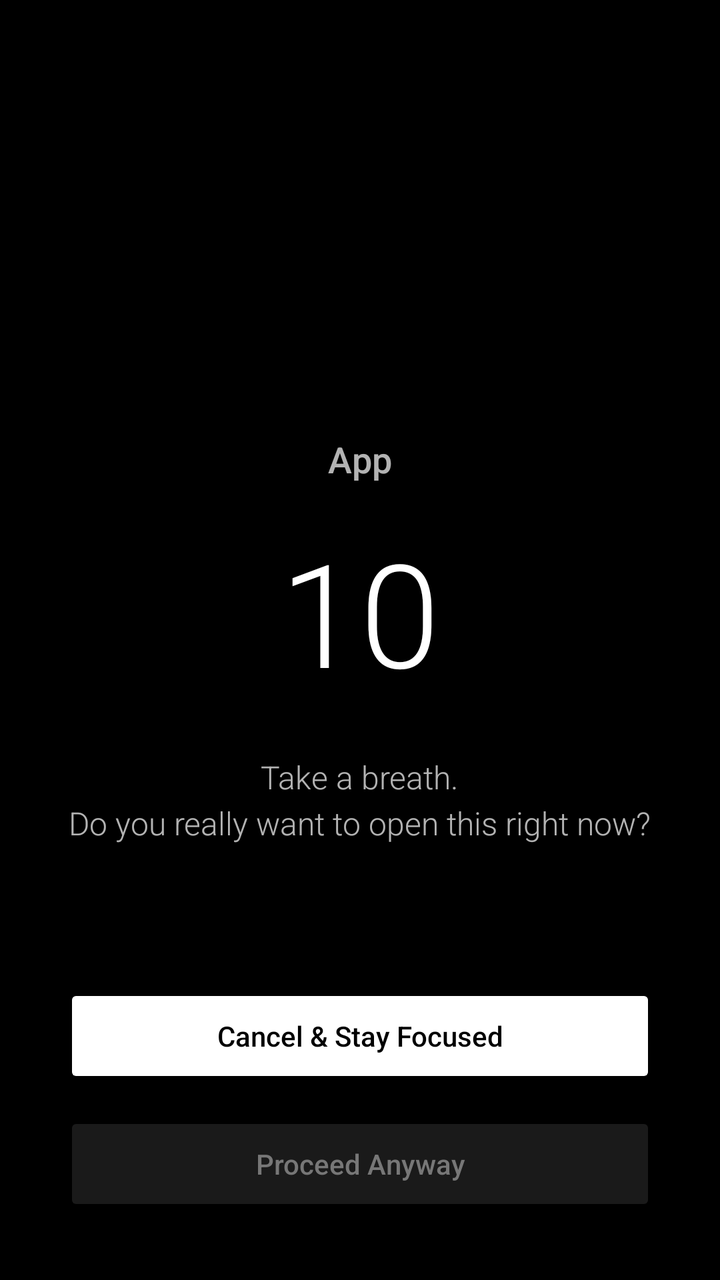
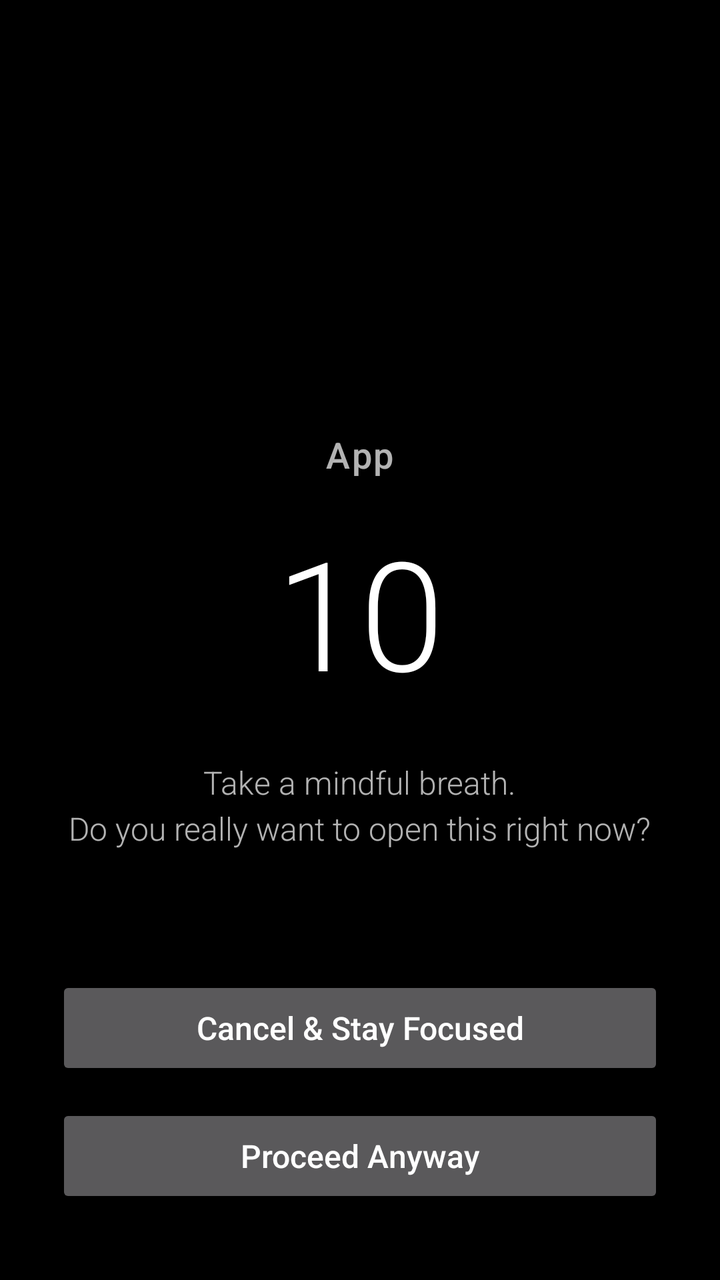

Screens rendered from an Android XML layout before and after an edit, with the pre-edit source and the edit as a unified diff.
<!-- AndroidManifest.xml: activity theme Theme.FocusLauncher -->
<!-- res/layout/activity_mindful_delay.xml -->
<?xml version="1.0" encoding="utf-8"?>
<RelativeLayout xmlns:android="http://schemas.android.com/apk/res/android"
    android:layout_width="match_parent"
    android:layout_height="match_parent"
    android:background="@color/black"
    android:fitsSystemWindows="true"
    android:padding="32dp">

    <LinearLayout
        android:layout_width="match_parent"
        android:layout_height="wrap_content"
        android:layout_centerInParent="true"
        android:orientation="vertical"
        android:gravity="center">

        <TextView
            android:id="@+id/mindful_target_app"
            android:layout_width="wrap_content"
            android:layout_height="wrap_content"
            android:text="App"
            android:textColor="@color/white_translucent"
            android:textSize="18sp"
            android:fontFamily="sans-serif-medium"
            android:layout_marginBottom="16dp" />

        <TextView
            android:id="@+id/mindful_countdown"
            android:layout_width="wrap_content"
            android:layout_height="wrap_content"
            android:text="10"
            android:textColor="@color/white"
            android:textSize="72sp"
            android:fontFamily="sans-serif-light"
            android:layout_marginBottom="24dp" />

        <TextView
            android:layout_width="wrap_content"
            android:layout_height="wrap_content"
            android:text="Take a breath.\nDo you really want to open this right now?"
            android:textColor="@color/white_translucent"
            android:textSize="16sp"
            android:gravity="center"
            android:lineSpacingExtra="4dp"
            android:fontFamily="sans-serif-light" />
    </LinearLayout>

    <LinearLayout
        android:layout_width="match_parent"
        android:layout_height="wrap_content"
        android:layout_alignParentBottom="true"
        android:orientation="vertical">

        <Button
            android:id="@+id/btn_cancel_focus"
            android:layout_width="match_parent"
            android:layout_height="52dp"
            android:text="Cancel &amp; Stay Focused"
            android:textColor="@color/black"
            android:backgroundTint="@color/white"
            android:fontFamily="sans-serif-medium"
            android:textAllCaps="false"
            android:layout_marginBottom="12dp" />

        <Button
            android:id="@+id/btn_proceed"
            android:layout_width="match_parent"
            android:layout_height="52dp"
            android:text="Proceed Anyway"
            android:textColor="@color/gray_muted"
            android:backgroundTint="@color/gray_dark"
            android:fontFamily="sans-serif-medium"
            android:textAllCaps="false"
            android:enabled="false" />
    </LinearLayout>

</RelativeLayout>
<!-- resources referenced by this layout -->
<resources>
  <color name="black">#000000</color>
  <color name="gray_dark">#1A1A1A</color>
  <color name="gray_muted">#777777</color>
  <color name="white">#FFFFFF</color>
  <color name="white_translucent">#B3FFFFFF</color>
  <style name="Theme.FocusLauncher" parent="Theme.AppCompat.NoActionBar">
          <item name="android:windowBackground">@color/black</item>
          <item name="android:colorBackground">@color/black</item>
          <item name="android:statusBarColor">@color/black</item>
          <item name="android:navigationBarColor">@color/black</item>
          <item name="android:windowLightStatusBar">false</item>
          <item name="android:windowLightNavigationBar">false</item>
          <item name="android:textColorPrimary">@color/white</item>
          <item name="android:textColorSecondary">@color/white_translucent</item>
          <item name="android:windowLayoutInDisplayCutoutMode" tools:targetApi="p">shortEdges</item>
          <item name="colorAccent">@color/white</item>
      </style>
</resources>

<!-- the commit's change to res/layout/activity_mindful_delay.xml (unified diff, before → after) -->
@@ -2,9 +2,12 @@
 <RelativeLayout xmlns:android="http://schemas.android.com/apk/res/android"
     android:layout_width="match_parent"
     android:layout_height="match_parent"
-    android:background="@color/black"
+    android:background="?android:attr/colorBackground"
     android:fitsSystemWindows="true"
-    android:padding="32dp">
+    android:paddingStart="28dp"
+    android:paddingEnd="28dp"
+    android:paddingTop="36dp"
+    android:paddingBottom="36dp">
 
     <LinearLayout
         android:layout_width="match_parent"
@@ -18,9 +21,10 @@
             android:layout_width="wrap_content"
             android:layout_height="wrap_content"
             android:text="App"
-            android:textColor="@color/white_translucent"
+            android:textColor="?android:attr/textColorSecondary"
             android:textSize="18sp"
             android:fontFamily="sans-serif-medium"
+            android:letterSpacing="0.05"
             android:layout_marginBottom="16dp" />
 
         <TextView
@@ -28,16 +32,16 @@
             android:layout_width="wrap_content"
             android:layout_height="wrap_content"
             android:text="10"
-            android:textColor="@color/white"
-            android:textSize="72sp"
+            android:textColor="?android:attr/textColorPrimary"
+            android:textSize="76sp"
             android:fontFamily="sans-serif-light"
             android:layout_marginBottom="24dp" />
 
         <TextView
             android:layout_width="wrap_content"
             android:layout_height="wrap_content"
-            android:text="Take a breath.\nDo you really want to open this right now?"
-            android:textColor="@color/white_translucent"
+            android:text="Take a mindful breath.\nDo you really want to open this right now?"
+            android:textColor="?android:attr/textColorSecondary"
             android:textSize="16sp"
             android:gravity="center"
             android:lineSpacingExtra="4dp"
@@ -55,8 +59,7 @@
             android:layout_width="match_parent"
             android:layout_height="52dp"
             android:text="Cancel &amp; Stay Focused"
-            android:textColor="@color/black"
-            android:backgroundTint="@color/white"
+            android:textSize="16sp"
             android:fontFamily="sans-serif-medium"
             android:textAllCaps="false"
             android:layout_marginBottom="12dp" />
@@ -66,8 +69,7 @@
             android:layout_width="match_parent"
             android:layout_height="52dp"
             android:text="Proceed Anyway"
-            android:textColor="@color/gray_muted"
-            android:backgroundTint="@color/gray_dark"
+            android:textSize="16sp"
             android:fontFamily="sans-serif-medium"
             android:textAllCaps="false"
             android:enabled="false" />
<!-- resource entries referenced after the edit -->
@@ -1,21 +1,24 @@
 <!-- resources referenced by this layout -->
 <resources>
-  <color name="black">#000000</color>
-  <color name="gray_dark">#1A1A1A</color>
   <color name="gray_muted">#777777</color>
   <color name="white">#FFFFFF</color>
-  <color name="white_translucent">#B3FFFFFF</color>
+  <color name="theme_divider_dark">#1E1E1E</color>
   <style name="Theme.FocusLauncher" parent="Theme.AppCompat.NoActionBar">
-          <item name="android:windowBackground">@color/black</item>
-          <item name="android:colorBackground">@color/black</item>
-          <item name="android:statusBarColor">@color/black</item>
-          <item name="android:navigationBarColor">@color/black</item>
+          <item name="android:windowBackground">@color/theme_bg_dark</item>
+          <item name="android:colorBackground">@color/theme_bg_dark</item>
+          <item name="android:statusBarColor">@color/theme_bg_dark</item>
+          <item name="android:navigationBarColor">@color/theme_bg_dark</item>
           <item name="android:windowLightStatusBar">false</item>
-          <item name="android:windowLightNavigationBar">false</item>
-          <item name="android:textColorPrimary">@color/white</item>
-          <item name="android:textColorSecondary">@color/white_translucent</item>
+          <item name="android:windowLightNavigationBar" tools:targetApi="o_mr1">false</item>
+          <item name="android:textColorPrimary">@color/theme_text_dark</item>
+          <item name="android:textColorSecondary">@color/theme_subtext_dark</item>
           <item name="android:windowLayoutInDisplayCutoutMode" tools:targetApi="p">shortEdges</item>
           <item name="colorAccent">@color/white</item>
+          <item name="focusDividerColor">@color/theme_divider_dark</item>
+          <item name="focusSectionHeaderColor">@color/gray_muted</item>
       </style>
+  <color name="theme_bg_dark">#000000</color>
+  <color name="theme_text_dark">#FFFFFF</color>
+  <color name="theme_subtext_dark">#B3FFFFFF</color>
 </resources>
 
